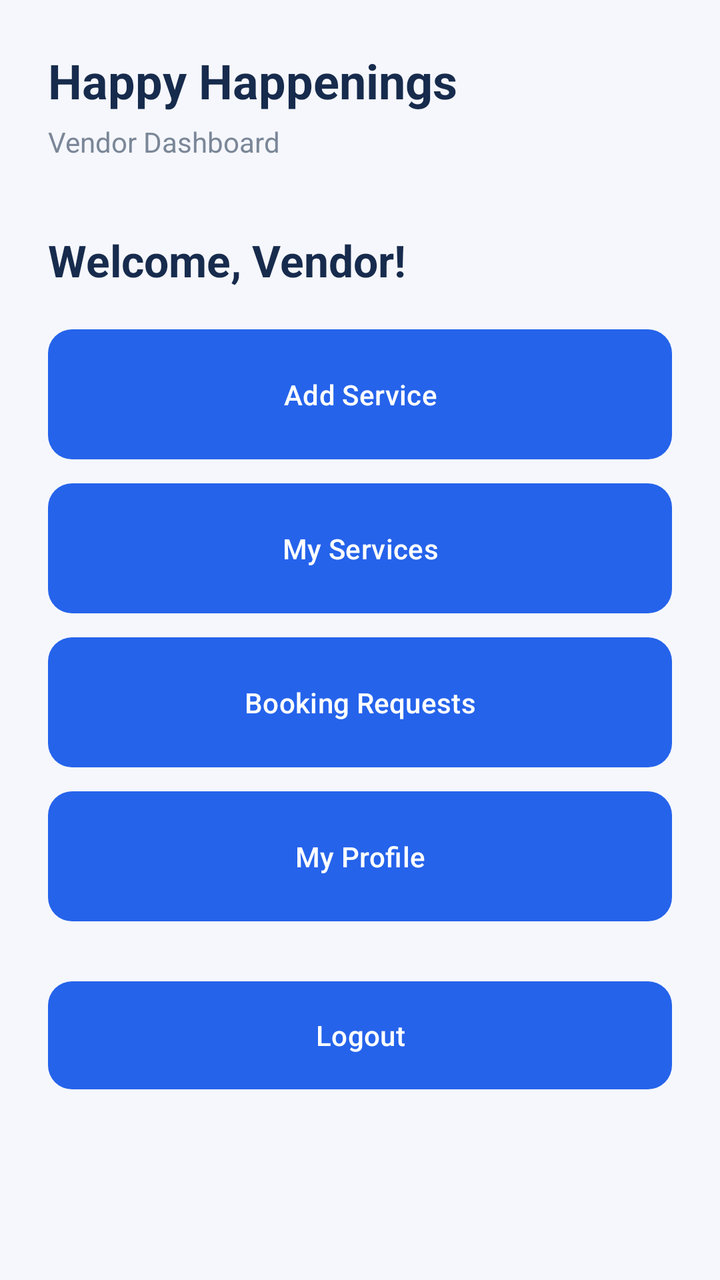
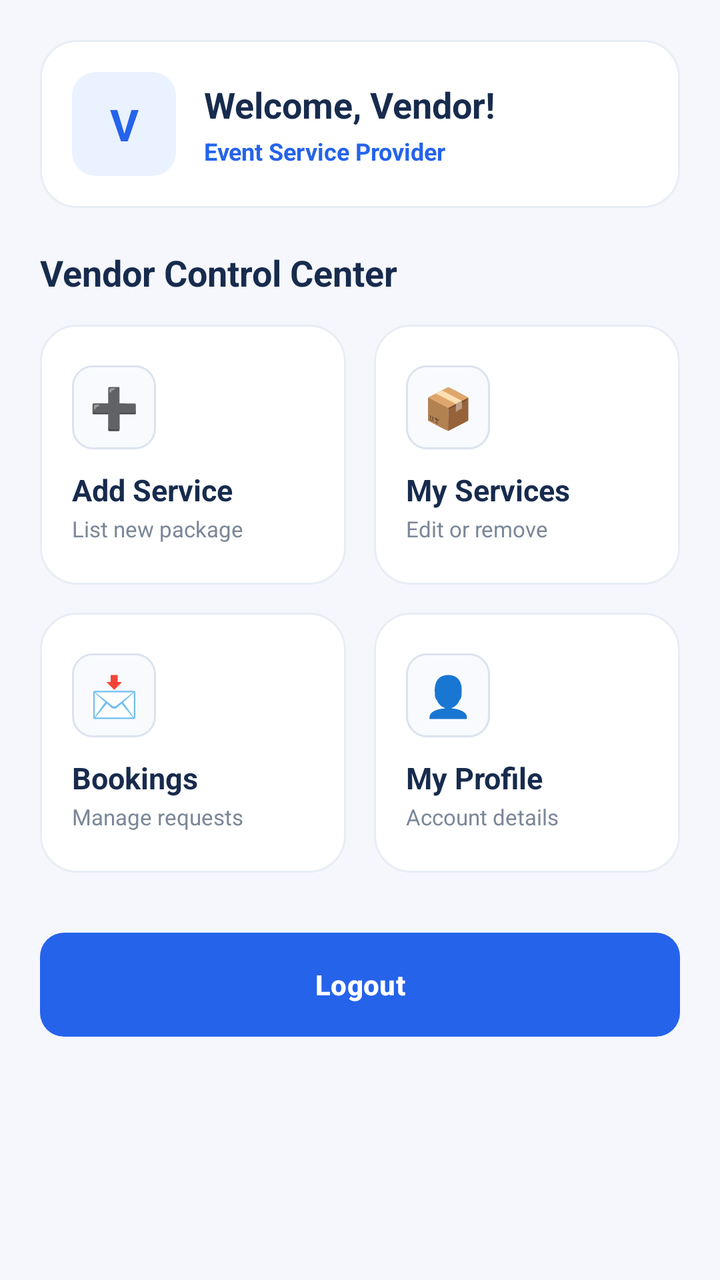

Compare the two renders of this Android layout. The source of the first and the diff that turns it into the second are given below.
<!-- AndroidManifest.xml: application theme Theme.HappyHappenings -->
<!-- res/layout/activity_vendor_dashboard.xml -->
<?xml version="1.0" encoding="utf-8"?>
<LinearLayout
    xmlns:android="http://schemas.android.com/apk/res/android"
    xmlns:app="http://schemas.android.com/apk/res-auto"
    android:layout_width="match_parent"
    android:layout_height="match_parent"
    android:orientation="vertical"
    android:padding="24dp"
    android:background="#F5F7FC">

    <TextView
        android:layout_width="wrap_content"
        android:layout_height="wrap_content"
        android:text="Happy Happenings"
        android:textSize="24sp"
        android:textStyle="bold"
        android:textColor="#172B4D"/>

    <TextView
        android:layout_width="wrap_content"
        android:layout_height="wrap_content"
        android:text="Vendor Dashboard"
        android:textSize="14sp"
        android:textColor="#7B8798"
        android:layout_marginTop="5dp"/>

    <TextView
        android:layout_width="wrap_content"
        android:layout_height="wrap_content"
        android:text="Welcome, Vendor!"
        android:textSize="22sp"
        android:textStyle="bold"
        android:textColor="#172B4D"
        android:layout_marginTop="35dp"
        android:layout_marginBottom="20dp"/>

    <Button
        android:id="@+id/addService"
        android:layout_width="match_parent"
        android:layout_height="65dp"
        android:text="Add Service"
        android:textColor="#FFFFFF"
        app:backgroundTint="@null"
        android:background="@drawable/blue_button_bg"
        android:backgroundTint="@null"/>

    <Button
        android:id="@+id/myServices"
        android:layout_width="match_parent"
        android:layout_height="65dp"
        android:text="My Services"
        android:textColor="#FFFFFF"
        android:layout_marginTop="12dp"
        app:backgroundTint="@null"
        android:background="@drawable/blue_button_bg"
        android:backgroundTint="@null"/>

    <Button
        android:id="@+id/vendorBookings"
        android:layout_width="match_parent"
        android:layout_height="65dp"
        android:text="Booking Requests"
        android:textColor="#FFFFFF"
        android:layout_marginTop="12dp"
        app:backgroundTint="@null"
        android:background="@drawable/blue_button_bg"
        android:backgroundTint="@null"/>

    <Button
        android:id="@+id/profile"
        android:layout_width="match_parent"
        android:layout_height="65dp"
        android:text="My Profile"
        android:textColor="#FFFFFF"
        android:layout_marginTop="12dp"
        app:backgroundTint="@null"
        android:background="@drawable/blue_button_bg"
        android:backgroundTint="@null"/>

    <Button
        android:id="@+id/logout"
        android:layout_width="match_parent"
        android:layout_height="54dp"
        android:text="Logout"
        android:textColor="#FFFFFF"
        android:layout_marginTop="30dp"
        app:backgroundTint="@null"
        android:background="@drawable/blue_button_bg"
        android:backgroundTint="@null"/>

</LinearLayout>
<!-- resources referenced by this layout -->
<resources>
  <!-- drawable blue_button_bg (drawable) -->
  <?xml version="1.0" encoding="utf-8"?>
  <shape xmlns:android="http://schemas.android.com/apk/res/android">
  
      <solid android:color="#2563EB"/>
  
      <corners android:radius="12dp"/>
  
  </shape>
  <style name="Theme.HappyHappenings" parent="Base.Theme.HappyHappenings" />
  <style name="Base.Theme.HappyHappenings" parent="Theme.Material3.DayNight.NoActionBar">
          
          
      </style>
</resources>

<!-- the commit's change to res/layout/activity_vendor_dashboard.xml (unified diff, before → after) -->
@@ -1,91 +1,277 @@
 <?xml version="1.0" encoding="utf-8"?>
-<LinearLayout
+<ScrollView
     xmlns:android="http://schemas.android.com/apk/res/android"
     xmlns:app="http://schemas.android.com/apk/res-auto"
     android:layout_width="match_parent"
     android:layout_height="match_parent"
-    android:orientation="vertical"
-    android:padding="24dp"
-    android:background="#F5F7FC">
-
-    <TextView
-        android:layout_width="wrap_content"
+    android:background="#F5F7FC"
+    android:fillViewport="true">
+
+    <LinearLayout
+        android:layout_width="match_parent"
         android:layout_height="wrap_content"
-        android:text="Happy Happenings"
-        android:textSize="24sp"
-        android:textStyle="bold"
-        android:textColor="#172B4D"/>
-
-    <TextView
-        android:layout_width="wrap_content"
-        android:layout_height="wrap_content"
-        android:text="Vendor Dashboard"
-        android:textSize="14sp"
-        android:textColor="#7B8798"
-        android:layout_marginTop="5dp"/>
-
-    <TextView
-        android:layout_width="wrap_content"
-        android:layout_height="wrap_content"
-        android:text="Welcome, Vendor!"
-        android:textSize="22sp"
-        android:textStyle="bold"
-        android:textColor="#172B4D"
-        android:layout_marginTop="35dp"
-        android:layout_marginBottom="20dp"/>
-
-    <Button
-        android:id="@+id/addService"
-        android:layout_width="match_parent"
-        android:layout_height="65dp"
-        android:text="Add Service"
-        android:textColor="#FFFFFF"
-        app:backgroundTint="@null"
-        android:background="@drawable/blue_button_bg"
-        android:backgroundTint="@null"/>
-
-    <Button
-        android:id="@+id/myServices"
-        android:layout_width="match_parent"
-        android:layout_height="65dp"
-        android:text="My Services"
-        android:textColor="#FFFFFF"
-        android:layout_marginTop="12dp"
-        app:backgroundTint="@null"
-        android:background="@drawable/blue_button_bg"
-        android:backgroundTint="@null"/>
-
-    <Button
-        android:id="@+id/vendorBookings"
-        android:layout_width="match_parent"
-        android:layout_height="65dp"
-        android:text="Booking Requests"
-        android:textColor="#FFFFFF"
-        android:layout_marginTop="12dp"
-        app:backgroundTint="@null"
-        android:background="@drawable/blue_button_bg"
-        android:backgroundTint="@null"/>
-
-    <Button
-        android:id="@+id/profile"
-        android:layout_width="match_parent"
-        android:layout_height="65dp"
-        android:text="My Profile"
-        android:textColor="#FFFFFF"
-        android:layout_marginTop="12dp"
-        app:backgroundTint="@null"
-        android:background="@drawable/blue_button_bg"
-        android:backgroundTint="@null"/>
-
-    <Button
-        android:id="@+id/logout"
-        android:layout_width="match_parent"
-        android:layout_height="54dp"
-        android:text="Logout"
-        android:textColor="#FFFFFF"
-        android:layout_marginTop="30dp"
-        app:backgroundTint="@null"
-        android:background="@drawable/blue_button_bg"
-        android:backgroundTint="@null"/>
-
-</LinearLayout>
+        android:orientation="vertical"
+        android:padding="20dp">
+
+        
+        <LinearLayout
+            android:layout_width="match_parent"
+            android:layout_height="wrap_content"
+            android:orientation="horizontal"
+            android:gravity="center_vertical"
+            android:padding="16dp"
+            android:background="@drawable/register_card_bg"
+            android:layout_marginBottom="20dp">
+
+            <TextView
+                android:id="@+id/vendorAvatar"
+                android:layout_width="52dp"
+                android:layout_height="52dp"
+                android:text="V"
+                android:textSize="22sp"
+                android:textStyle="bold"
+                android:textColor="#2563EB"
+                android:gravity="center"
+                android:background="@drawable/blue_button_bg"
+                android:backgroundTint="#EAF1FF"
+                app:backgroundTint="#EAF1FF"/>
+
+            <LinearLayout
+                android:layout_width="0dp"
+                android:layout_height="wrap_content"
+                android:layout_weight="1"
+                android:orientation="vertical"
+                android:layout_marginStart="14dp">
+
+                <TextView
+                    android:id="@+id/vendorWelcomeText"
+                    android:layout_width="wrap_content"
+                    android:layout_height="wrap_content"
+                    android:text="Welcome, Vendor!"
+                    android:textSize="18sp"
+                    android:textStyle="bold"
+                    android:textColor="#172B4D"/>
+
+                <TextView
+                    android:id="@+id/vendorCategoryBadge"
+                    android:layout_width="wrap_content"
+                    android:layout_height="wrap_content"
+                    android:text="Event Service Provider"
+                    android:textSize="12sp"
+                    android:textColor="#2563EB"
+                    android:textStyle="bold"
+                    android:layout_marginTop="3dp"/>
+
+            </LinearLayout>
+
+        </LinearLayout>
+
+        
+        <TextView
+            android:layout_width="wrap_content"
+            android:layout_height="wrap_content"
+            android:text="Vendor Control Center"
+            android:textSize="18sp"
+            android:textStyle="bold"
+            android:textColor="#172B4D"
+            android:layout_marginBottom="14dp"/>
+
+        
+        
+        <LinearLayout
+            android:layout_width="match_parent"
+            android:layout_height="wrap_content"
+            android:orientation="horizontal"
+            android:layout_marginBottom="14dp">
+
+            
+            <LinearLayout
+                android:id="@+id/cardAddService"
+                android:layout_width="0dp"
+                android:layout_height="130dp"
+                android:layout_weight="1"
+                android:orientation="vertical"
+                android:padding="16dp"
+                android:gravity="center_vertical"
+                android:layout_marginEnd="7dp"
+                android:clickable="true"
+                android:focusable="true"
+                android:background="@drawable/register_card_bg">
+
+                <TextView
+                    android:layout_width="42dp"
+                    android:layout_height="42dp"
+                    android:text="➕"
+                    android:textSize="20sp"
+                    android:gravity="center"
+                    android:background="@drawable/register_input_bg"/>
+
+                <TextView
+                    android:layout_width="wrap_content"
+                    android:layout_height="wrap_content"
+                    android:text="Add Service"
+                    android:textSize="15sp"
+                    android:textStyle="bold"
+                    android:textColor="#172B4D"
+                    android:layout_marginTop="10dp"/>
+
+                <TextView
+                    android:layout_width="wrap_content"
+                    android:layout_height="wrap_content"
+                    android:text="List new package"
+                    android:textSize="11sp"
+                    android:textColor="#7B8798"
+                    android:layout_marginTop="2dp"/>
+
+            </LinearLayout>
+
+            
+            <LinearLayout
+                android:id="@+id/cardMyServices"
+                android:layout_width="0dp"
+                android:layout_height="130dp"
+                android:layout_weight="1"
+                android:orientation="vertical"
+                android:padding="16dp"
+                android:gravity="center_vertical"
+                android:layout_marginStart="7dp"
+                android:clickable="true"
+                android:focusable="true"
+                android:background="@drawable/register_card_bg">
+
+                <TextView
+                    android:layout_width="42dp"
+                    android:layout_height="42dp"
+                    android:text="📦"
+                    android:textSize="20sp"
+                    android:gravity="center"
+                    android:background="@drawable/register_input_bg"/>
+
+                <TextView
+                    android:layout_width="wrap_content"
+                    android:layout_height="wrap_content"
+                    android:text="My Services"
+                    android:textSize="15sp"
+                    android:textStyle="bold"
+                    android:textColor="#172B4D"
+                    android:layout_marginTop="10dp"/>
+
+                <TextView
+                    android:layout_width="wrap_content"
+                    android:layout_height="wrap_content"
+                    android:text="Edit or remove"
+                    android:textSize="11sp"
+                    android:textColor="#7B8798"
+                    android:layout_marginTop="2dp"/>
+
+            </LinearLayout>
+
+        </LinearLayout>
+
+        
+        <LinearLayout
+            android:layout_width="match_parent"
+            android:layout_height="wrap_content"
+            android:orientation="horizontal"
+            android:layout_marginBottom="20dp">
+
+            
+            <LinearLayout
+                android:id="@+id/cardBookingRequests"
+                android:layout_width="0dp"
+                android:layout_height="130dp"
+                android:layout_weight="1"
+                android:orientation="vertical"
+                android:padding="16dp"
+                android:gravity="center_vertical"
+                android:layout_marginEnd="7dp"
+                android:clickable="true"
+                android:focusable="true"
+                android:background="@drawable/register_card_bg">
+
+                <TextView
+                    android:layout_width="42dp"
+                    android:layout_height="42dp"
+                    android:text="📩"
+                    android:textSize="20sp"
+                    android:gravity="center"
+                    android:background="@drawable/register_input_bg"/>
+
+                <TextView
+                    android:layout_width="wrap_content"
+                    android:layout_height="wrap_content"
+                    android:text="Bookings"
+                    android:textSize="15sp"
+                    android:textStyle="bold"
+                    android:textColor="#172B4D"
+                    android:layout_marginTop="10dp"/>
+
+                <TextView
+                    android:layout_width="wrap_content"
+                    android:layout_height="wrap_content"
+                    android:text="Manage requests"
+                    android:textSize="11sp"
+                    android:textColor="#7B8798"
+                    android:layout_marginTop="2dp"/>
+
+            </LinearLayout>
+
+            
+            <LinearLayout
+                android:id="@+id/cardMyProfile"
+                android:layout_width="0dp"
+                android:layout_height="130dp"
+                android:layout_weight="1"
+                android:orientation="vertical"
+                android:padding="16dp"
+                android:gravity="center_vertical"
+                android:layout_marginStart="7dp"
+                android:clickable="true"
+                android:focusable="true"
+                android:background="@drawable/register_card_bg">
+
+                <TextView
+                    android:layout_width="42dp"
+                    android:layout_height="42dp"
+                    android:text="👤"
+                    android:textSize="20sp"
+                    android:gravity="center"
+                    android:background="@drawable/register_input_bg"/>
+
+                <TextView
+                    android:layout_width="wrap_content"
+                    android:layout_height="wrap_content"
+                    android:text="My Profile"
+                    android:textSize="15sp"
+                    android:textStyle="bold"
+                    android:textColor="#172B4D"
+                    android:layout_marginTop="10dp"/>
+
+                <TextView
+                    android:layout_width="wrap_content"
+                    android:layout_height="wrap_content"
+                    android:text="Account details"
+                    android:textSize="11sp"
+                    android:textColor="#7B8798"
+                    android:layout_marginTop="2dp"/>
+
+            </LinearLayout>
+
+        </LinearLayout>
+
+        
+        <Button
+            android:id="@+id/logout"
+            android:layout_width="match_parent"
+            android:layout_height="52dp"
+            android:text="Logout"
+            android:textColor="#FFFFFF"
+            android:textStyle="bold"
+            android:layout_marginTop="10dp"
+            app:backgroundTint="@null"
+            android:background="@drawable/blue_button_bg"
+            android:backgroundTint="@null"/>
+
+    </LinearLayout>
+
+</ScrollView>
<!-- resource entries referenced after the edit -->
@@ -9,6 +9,24 @@
       <corners android:radius="12dp"/>
   
   </shape>
+  <!-- drawable register_card_bg (drawable) -->
+  <?xml version="1.0" encoding="utf-8"?>
+  <shape xmlns:android="http://schemas.android.com/apk/res/android">
+      <solid android:color="#FFFFFF"/>
+      <corners android:radius="18dp"/>
+      <stroke
+          android:width="1dp"
+          android:color="#E8EDF5"/>
+  </shape>
+  <!-- drawable register_input_bg (drawable) -->
+  <?xml version="1.0" encoding="utf-8"?>
+  <shape xmlns:android="http://schemas.android.com/apk/res/android">
+      <solid android:color="#F8FAFD"/>
+      <corners android:radius="10dp"/>
+      <stroke
+          android:width="1dp"
+          android:color="#DCE3EF"/>
+  </shape>
   <style name="Theme.HappyHappenings" parent="Base.Theme.HappyHappenings" />
   <style name="Base.Theme.HappyHappenings" parent="Theme.Material3.DayNight.NoActionBar">
           
